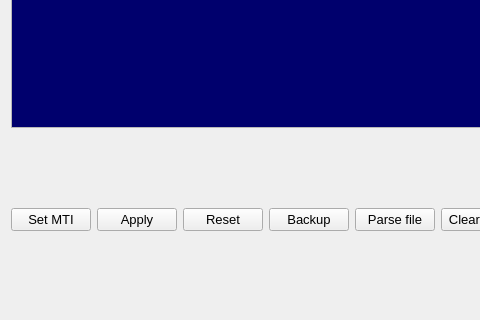
This is common/gui/forms/spec.ui in FedorIvanov37/sv-terminal as Qt 5 draws it before an edit; both pictures show x 0 to 480 and y 480 to 800 of the 1320 by 800 pixel window. The edited form follows.
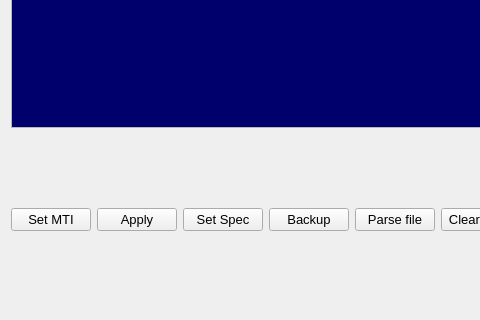
This is the edited form.

Patch:
```diff
--- a/common/gui/forms/spec.ui
+++ b/common/gui/forms/spec.ui
@@ -75,7 +75,7 @@
         <enum>Qt::NoFocus</enum>
        </property>
        <property name="text">
-        <string>Reset</string>
+        <string>Set Spec</string>
        </property>
       </widget>
      </item>
```
